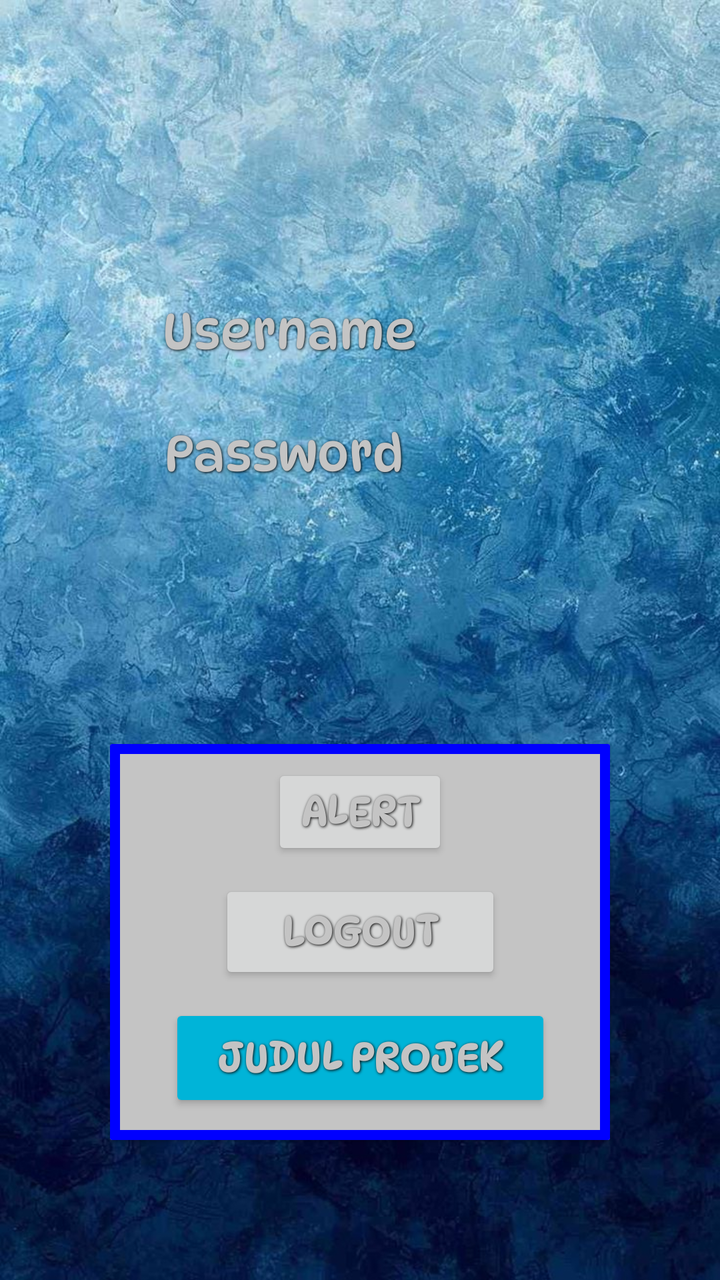
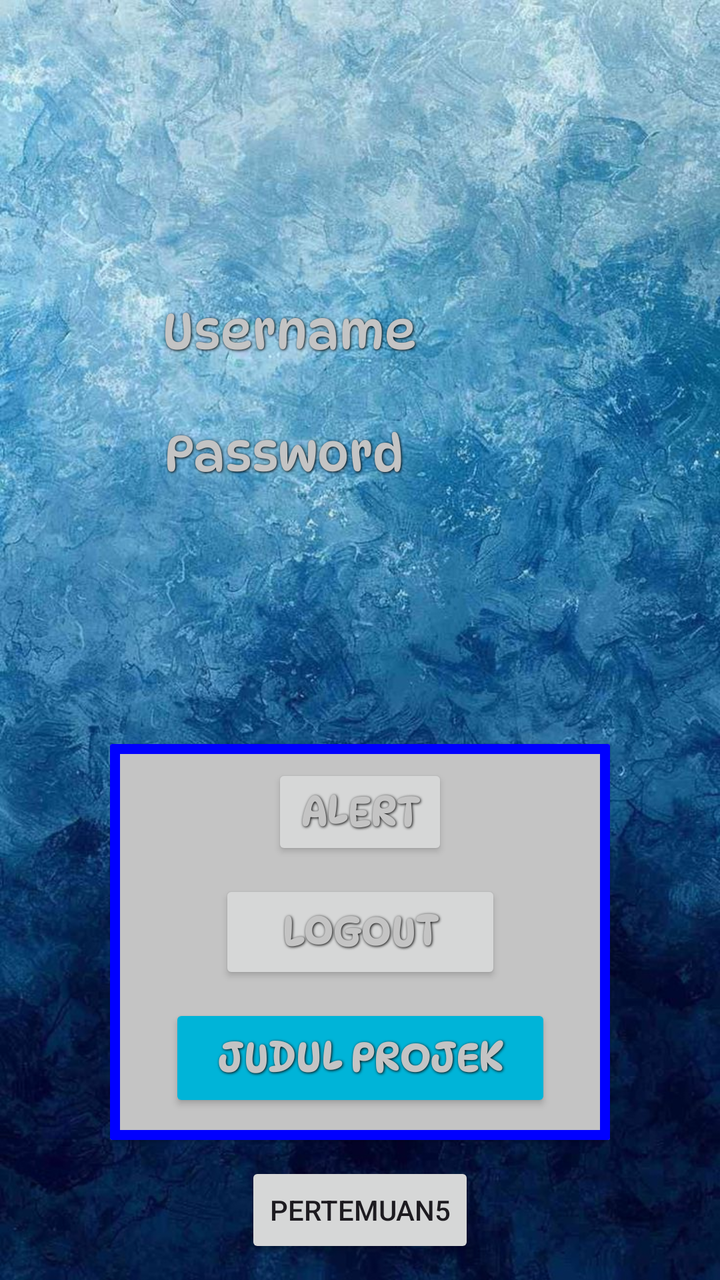

Two renders of the same Android screen: before a commit and after it. Below are the layout's source before the change and the commit's diff.
<!-- AndroidManifest.xml: application theme Theme.NaufalLingzhi_TIA -->
<!-- res/layout/activity_main.xml -->
<?xml version="1.0" encoding="utf-8"?>
<androidx.constraintlayout.widget.ConstraintLayout

    xmlns:android="http://schemas.android.com/apk/res/android"
    xmlns:app="http://schemas.android.com/apk/res-auto"
    xmlns:tools="http://schemas.android.com/tools"

    android:id="@+id/main"

    android:layout_width="match_parent"
    android:layout_height="match_parent"

    android:background="@drawable/wallpaper"

    tools:context=".MainActivity">


    


    

    <TextView
        android:id="@+id/txtusername"

        style="@style/AnimeEditText"

        android:layout_width="212dp"
        android:layout_height="41dp"

        android:layout_marginTop="150dp"

        android:text="Username"
        android:textSize="25sp"

        app:layout_constraintEnd_toEndOf="parent"
        app:layout_constraintHorizontal_bias="0.547"

        app:layout_constraintStart_toStartOf="parent"
        app:layout_constraintTop_toTopOf="parent" />

    <TextView
        android:id="@+id/txtpassword"

        style="@style/AnimeEditText"

        android:layout_width="210dp"
        android:layout_height="36dp"

        android:layout_marginTop="20dp"
        android:text="Password"

        android:textSize="25sp"
        app:layout_constraintEnd_toEndOf="parent"

        app:layout_constraintHorizontal_bias="0.547"

        app:layout_constraintStart_toStartOf="parent"
        app:layout_constraintTop_toBottomOf="@+id/txtusername" />


    

    <com.google.android.material.card.MaterialCardView

        android:id="@+id/cardmenu"

        android:layout_width="250dp"
        android:layout_height="198dp"

        android:layout_marginTop="125dp"
        app:cardBackgroundColor="@color/silver"
        app:cardCornerRadius="1dp"

        app:cardElevation="1dp"
        app:layout_constraintEnd_toEndOf="parent"

        app:layout_constraintStart_toStartOf="parent"
        app:layout_constraintTop_toBottomOf="@+id/txtpassword"

        app:strokeColor="@color/blue_login"

        app:strokeWidth="5dp">


        <androidx.constraintlayout.widget.ConstraintLayout

            android:layout_width="match_parent"
            android:layout_height="match_parent"

            android:padding="10dp">


            

            <Button
                android:id="@+id/btnalert"

                style="@style/AnimeButton"

                android:layout_width="wrap_content"
                android:layout_height="wrap_content"

                android:text="Alert"

                app:layout_constraintEnd_toEndOf="parent"

                app:layout_constraintStart_toStartOf="parent"
                app:layout_constraintTop_toTopOf="parent" />


            

            <Button
                android:id="@+id/logout"

                style="@style/AnimeButton"

                android:layout_width="141dp"
                android:layout_height="52dp"

                android:layout_marginTop="10dp"

                android:text="@string/btn_logout"

                app:layout_constraintEnd_toEndOf="parent"

                app:layout_constraintStart_toStartOf="parent"
                app:layout_constraintTop_toBottomOf="@+id/btnalert" />


            

            <Button
                android:id="@+id/btnsnackbar"

                style="@style/AnimeButton"

                android:layout_width="191dp"
                android:layout_height="54dp"

                android:layout_marginTop="10dp"

                android:backgroundTint="@color/cyan_registrasi"

                android:text="@string/btn_snackbar"

                app:layout_constraintEnd_toEndOf="parent"

                app:layout_constraintStart_toStartOf="parent"
                app:layout_constraintTop_toBottomOf="@+id/logout" />


        </androidx.constraintlayout.widget.ConstraintLayout>

    </com.google.android.material.card.MaterialCardView>


</androidx.constraintlayout.widget.ConstraintLayout>
<!-- resources referenced by this layout -->
<resources>
  <color name="blue_login">#0000FF</color>
  <color name="cyan_registrasi">#00B4D8</color>
  <color name="silver">#C4C4C4</color>
  <!-- drawable wallpaper: jpg bitmap (drawable, 180481 bytes) -->
  <string name="btn_logout">LogOut</string>
  <string name="btn_snackbar">Judul Projek</string>
  <style name="AnimeButton" parent="AnimeTextStyle">
          <item name="android:layout_width">match_parent</item>
          <item name="android:layout_height">wrap_content</item>
          <item name="android:layout_marginHorizontal">75dp</item>
          <item name="android:textStyle">bold</item>
          <item name="android:textSize">20sp</item>
          <item name="android:textColor">@color/silver</item>
          <item name="android:textColorHint">@color/silver</item>
      </style>
  <style name="AnimeEditText" parent="AnimeTextStyle">
          <item name="android:layout_width">275dp</item>
          <item name="android:layout_height">50dp</item>
          <item name="android:ems">10</item>
          <item name="android:textColor">@color/silver</item>
          <item name="android:textColorHint">@color/silver</item>
      </style>
  <style name="Theme.NaufalLingzhi_TIA" parent="Base.Theme.NaufalLingzhi_TIA" />
  <style name="AnimeTextStyle">
          <item name="android:fontFamily">@font/dynapuff</item>
          <item name="android:shadowColor">@color/shadow_black</item>
          <item name="android:shadowDx">1</item>
          <item name="android:shadowDy">1</item>
          <item name="android:shadowRadius">3</item>
      </style>
  <style name="Base.Theme.NaufalLingzhi_TIA" parent="Theme.Material3.DayNight.NoActionBar">
          
          
      </style>
  <color name="shadow_black">#000000</color>
</resources>

<!-- the commit's change to res/layout/activity_main.xml (unified diff, before → after) -->
@@ -155,5 +155,15 @@
 
     </com.google.android.material.card.MaterialCardView>
 
+    <Button
+        android:id="@+id/btnToLima"
+        android:layout_width="wrap_content"
+        android:layout_height="wrap_content"
+        android:text="Pertemuan5"
+        app:layout_constraintBottom_toBottomOf="parent"
+        app:layout_constraintEnd_toEndOf="parent"
+        app:layout_constraintStart_toStartOf="parent"
+        app:layout_constraintTop_toBottomOf="@+id/cardmenu" />
+
 
 </androidx.constraintlayout.widget.ConstraintLayout>
